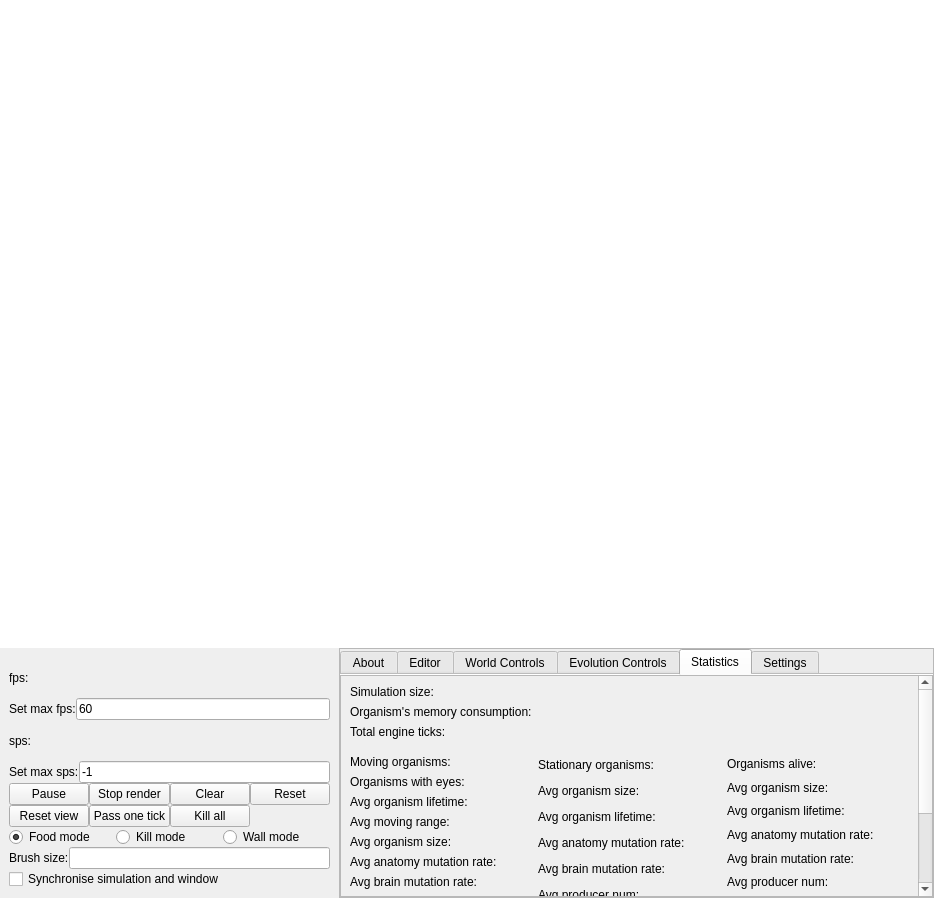
Above: LifeEngineCpp/mainwindow.ui from SuperSpaceEye/LifeEngineExtended before the change. Below: the same form after it.
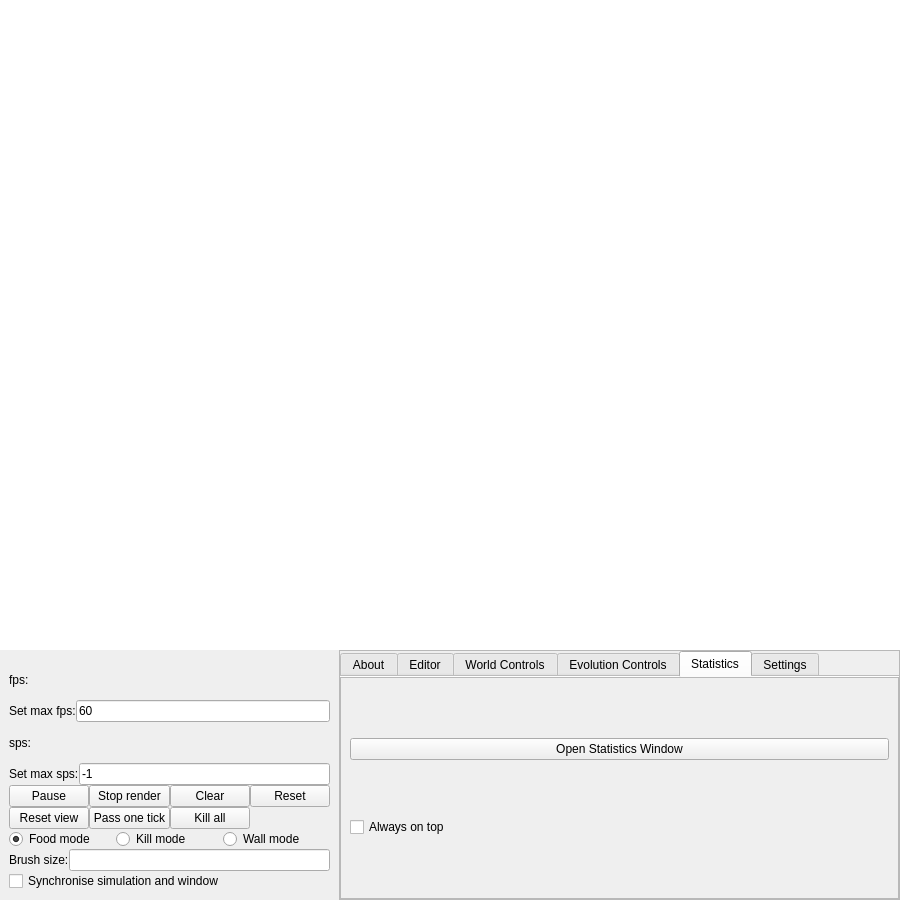
That is the form after the change. The open tabs and pages were chosen to show the change.

Commit message: Moved statistics to its own window. Fixed bug in which closing secondary windows by clicking on x button stopped simulation engine. It was because of event filter.

```diff
--- a/LifeEngineCpp/mainwindow.ui
+++ b/LifeEngineCpp/mainwindow.ui
@@ -6,8 +6,8 @@
    <rect>
     <x>0</x>
     <y>0</y>
-    <width>934</width>
-    <height>898</height>
+    <width>900</width>
+    <height>900</height>
    </rect>
   </property>
   <property name="sizePolicy">
@@ -1992,8 +1992,8 @@
                  <rect>
                   <x>0</x>
                   <y>0</y>
-                  <width>608</width>
-                  <height>400</height>
+                  <width>520</width>
+                  <height>217</height>
                  </rect>
                 </property>
                 <property name="sizePolicy">
@@ -2031,293 +2031,22 @@
                      <number>0</number>
                     </property>
                     <item>
-                     <widget class="QLabel" name="lb_simulation_size">
+                     <widget class="QPushButton" name="tb_open_statisctics">
                       <property name="text">
-                       <string>Simulation size:</string>
+                       <string>Open Statistics Window</string>
                       </property>
-                     </widget>
-                    </item>
-                    <item>
-                     <widget class="QLabel" name="lb_organisms_memory_consumption">
-                      <property name="text">
-                       <string>Organism's memory consumption:</string>
+                      <property name="checkable">
+                       <bool>true</bool>
                       </property>
                      </widget>
                     </item>
                     <item>
-                     <widget class="QLabel" name="lb_total_engine_ticks">
+                     <widget class="QCheckBox" name="cb_statistics_always_on_top">
                       <property name="text">
-                       <string>Total engine ticks: </string>
+                       <string>Always on top</string>
                       </property>
                      </widget>
                     </item>
-                    <item>
-                     <spacer name="verticalSpacer_2">
-                      <property name="orientation">
-                       <enum>Qt::Vertical</enum>
-                      </property>
-                      <property name="sizeHint" stdset="0">
-                       <size>
-                        <width>20</width>
-                        <height>10</height>
-                       </size>
-                      </property>
-                     </spacer>
-                    </item>
-                    <item>
-                     <layout class="QHBoxLayout" name="horizontalLayout_47">
-                      <item>
-                       <layout class="QVBoxLayout" name="verticalLayout_38">
-                        <item>
-                         <widget class="QLabel" name="lb_moving_organisms">
-                          <property name="text">
-                           <string>Moving organisms:</string>
-                          </property>
-                         </widget>
-                        </item>
-                        <item>
-                         <widget class="QLabel" name="lb_organisms_with_eyes">
-                          <property name="text">
-                           <string>Organisms with eyes:</string>
-                          </property>
-                         </widget>
-                        </item>
-                        <item>
-                         <widget class="QLabel" name="lb_avg_org_lifetime_2">
-                          <property name="text">
-                           <string>Avg organism lifetime:</string>
-                          </property>
-                         </widget>
-                        </item>
-                        <item>
-                         <widget class="QLabel" name="lb_average_moving_range">
-                          <property name="text">
-                           <string>Avg moving range:</string>
-                          </property>
-                         </widget>
-                        </item>
-                        <item>
-                         <widget class="QLabel" name="lb_organism_size_2">
-                          <property name="text">
-                           <string>Avg organism size:</string>
-                          </property>
-                         </widget>
-                        </item>
-                        <item>
-                         <widget class="QLabel" name="lb_anatomy_mutation_rate_2">
-                          <property name="text">
-                           <string>Avg anatomy mutation rate:</string>
-                          </property>
-                         </widget>
-                        </item>
-                        <item>
-                         <widget class="QLabel" name="lb_brain_mutation_rate_2">
-                          <property name="text">
-                           <string>Avg brain mutation rate:</string>
-                          </property>
-                         </widget>
-                        </item>
-                        <item>
-                         <widget class="QLabel" name="lb_mouth_num_2">
-                          <property name="text">
-                           <string>Avg mouth num: </string>
-                          </property>
-                         </widget>
-                        </item>
-                        <item>
-                         <widget class="QLabel" name="lb_producer_num_2">
-                          <property name="text">
-                           <string>Avg producer num: </string>
-                          </property>
-                         </widget>
-                        </item>
-                        <item>
-                         <widget class="QLabel" name="lb_mover_num_2">
-                          <property name="text">
-                           <string>Avg mover num:</string>
-                          </property>
-                         </widget>
-                        </item>
-                        <item>
-                         <widget class="QLabel" name="lb_killer_num_2">
-                          <property name="text">
-                           <string>Avg killer num:</string>
-                          </property>
-                         </widget>
-                        </item>
-                        <item>
-                         <widget class="QLabel" name="lb_armor_num_2">
-                          <property name="text">
-                           <string>Avg armor num: </string>
-                          </property>
-                         </widget>
-                        </item>
-                        <item>
-                         <widget class="QLabel" name="lb_eye_num_2">
-                          <property name="text">
-                           <string>Avg eye num: </string>
-                          </property>
-                         </widget>
-                        </item>
-                       </layout>
-                      </item>
-                      <item>
-                       <layout class="QVBoxLayout" name="verticalLayout_40">
-                        <item>
-                         <widget class="QLabel" name="lb_stationary_organisms">
-                          <property name="text">
-                           <string>Stationary organisms:</string>
-                          </property>
-                         </widget>
-                        </item>
-                        <item>
-                         <widget class="QLabel" name="lb_organism_size_3">
-                          <property name="text">
-                           <string>Avg organism size:</string>
-                          </property>
-                         </widget>
-                        </item>
-                        <item>
-                         <widget class="QLabel" name="lb_avg_org_lifetime_3">
-                          <property name="text">
-                           <string>Avg organism lifetime:</string>
-                          </property>
-                         </widget>
-                        </item>
-                        <item>
-                         <widget class="QLabel" name="lb_anatomy_mutation_rate_3">
-                          <property name="text">
-                           <string>Avg anatomy mutation rate:</string>
-                          </property>
-                         </widget>
-                        </item>
-                        <item>
-                         <widget class="QLabel" name="lb_brain_mutation_rate_3">
-                          <property name="text">
-                           <string>Avg brain mutation rate:</string>
-                          </property>
-                         </widget>
-                        </item>
-                        <item>
-                         <widget class="QLabel" name="lb_producer_num_3">
-                          <property name="text">
-                           <string>Avg producer num: </string>
-                          </property>
-                         </widget>
-                        </item>
-                        <item>
-                         <widget class="QLabel" name="lb_mouth_num_3">
-                          <property name="text">
-                           <string>Avg mouth num: </string>
-                          </property>
-                         </widget>
-                        </item>
-                        <item>
-                         <widget class="QLabel" name="lb_killer_num_3">
-                          <property name="text">
-                           <string>Avg killer num:</string>
-                          </property>
-                         </widget>
-                        </item>
-                        <item>
-                         <widget class="QLabel" name="lb_armor_num_3">
-                          <property name="text">
-                           <string>Avg armor num: </string>
-                          </property>
-                         </widget>
-                        </item>
-                        <item>
-                         <widget class="QLabel" name="lb_eye_num_3">
-                          <property name="text">
-                           <string>Avg eye num: </string>
-                          </property>
-                         </widget>
-                        </item>
-                       </layout>
-                      </item>
-                      <item>
-                       <layout class="QVBoxLayout" name="verticalLayout_10">
-                        <item>
-                         <widget class="QLabel" name="lb_organisms_alive_2">
-                          <property name="text">
-                           <string>Organisms alive:</string>
-                          </property>
-                         </widget>
-                        </item>
-                        <item>
-                         <widget class="QLabel" name="lb_organism_size_4">
-                          <property name="text">
-                           <string>Avg organism size:</string>
-                          </property>
-                         </widget>
-                        </item>
-                        <item>
-                         <widget class="QLabel" name="lb_avg_org_lifetime_4">
-                          <property name="text">
-                           <string>Avg organism lifetime:</string>
-                          </property>
-                         </widget>
-                        </item>
-                        <item>
-                         <widget class="QLabel" name="lb_anatomy_mutation_rate_4">
-                          <property name="text">
-                           <string>Avg anatomy mutation rate:</string>
-                          </property>
-                         </widget>
-                        </item>
-                        <item>
-                         <widget class="QLabel" name="lb_brain_mutation_rate_4">
-                          <property name="text">
-                           <string>Avg brain mutation rate:</string>
-                          </property>
-                         </widget>
-                        </item>
-                        <item>
-                         <widget class="QLabel" name="lb_producer_num_4">
-                          <property name="text">
-                           <string>Avg producer num: </string>
-                          </property>
-                         </widget>
-                        </item>
-                        <item>
-                         <widget class="QLabel" name="lb_mover_num_4">
-                          <property name="text">
-                           <string>Avg mover num:</string>
-                          </property>
-                         </widget>
-                        </item>
-                        <item>
-                         <widget class="QLabel" name="lb_mouth_num_4">
-                          <property name="text">
-                           <string>Avg mouth num: </string>
-                          </property>
-                         </widget>
-                        </item>
-                        <item>
-                         <widget class="QLabel" name="lb_killer_num_4">
-                          <property name="text">
-                           <string>Avg killer num:</string>
-                          </property>
-                         </widget>
-                        </item>
-                        <item>
-                         <widget class="QLabel" name="lb_armor_num_4">
-                          <property name="text">
-                           <string>Avg armor num: </string>
-                          </property>
-                         </widget>
-                        </item>
-                        <item>
-                         <widget class="QLabel" name="lb_eye_num_4">
-                          <property name="text">
-                           <string>Avg eye num: </string>
-                          </property>
-                         </widget>
-                        </item>
-                       </layout>
-                      </item>
-                     </layout>
-                    </item>
                    </layout>
                   </widget>
                  </item>
```
Left out of the diff: 44 changed lines with no effect on the pictures. The commit also changes 11 other files.
